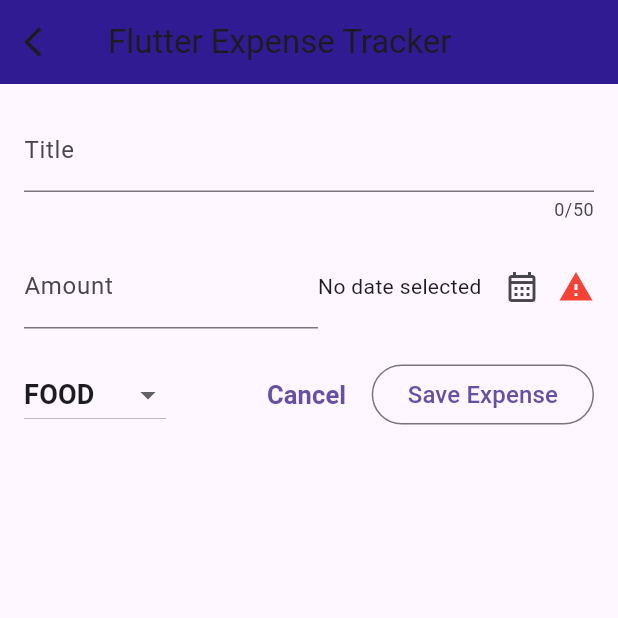
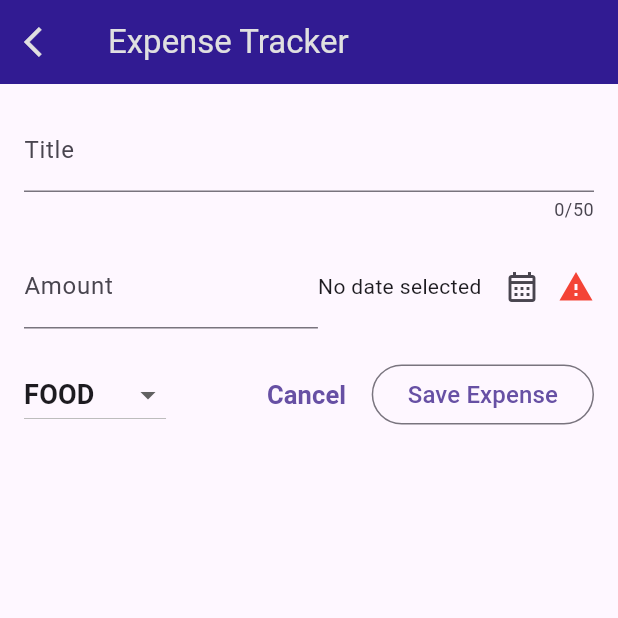
Before and after one commit to ahmedkamal22/Expense_Tracker, a Flutter app: the screen it shows after launch, after a tap on the "add" icon, on a phone screen of 412 x 824 dp, the top half of it. Run offline on Flutter 3.47's test engine with Material 3 defaults, Android fonts, the phone set to English and light mode, and no system bars; our stand-ins replace bloc, conditional_builder_null_safety, dio, flutter_bloc, fluttertoast, shared_preferences.

Commit message:
new update

```diff
--- a/lib/modules/expense.dart
+++ b/lib/modules/expense.dart
@@ -54,8 +54,16 @@ class _ExpenseScreenState extends State<ExpenseScreen> {
                   reset;
                   Navigator.pop(context);
                 },
-                icon: const Icon(Icons.arrow_back_ios)),
-            title: const Text("Flutter Expense Tracker"),
+                icon: Icon(
+                  Icons.arrow_back_ios,
+                  color: Colors.grey[300],
+                )),
+            title: Text(
+              "Expense Tracker",
+              style: TextStyle(
+                color: Colors.grey[300],
+              ),
+            ),
           ),
           body: Form(
             key: formKey,
--- a/lib/modules/home_screen.dart
+++ b/lib/modules/home_screen.dart
@@ -64,18 +64,12 @@ class _HomeScreenState extends State<HomeScreen> {
       key: scaffoldKey,
       appBar: AppBar(
         backgroundColor: Colors.deepPurple.shade900,
-        title: const Text("Flutter Expense Tracker"),
-        actions: [
-          IconButton(
-              onPressed: () {
-                navigateTo(
-                    context,
-                    ExpenseScreen(
-                      newExpense: addExpense,
-                    ));
-              },
-              icon: const Icon(Icons.add)),
-        ],
+        title: Text(
+          "Expense Tracker",
+          style: TextStyle(
+            color: Colors.grey[300],
+          ),
+        ),
       ),
       body: Padding(
         padding: const EdgeInsets.all(8.0),
@@ -84,7 +78,7 @@ class _HomeScreenState extends State<HomeScreen> {
           builder: (context) => Column(
             mainAxisAlignment: MainAxisAlignment.center,
             children: [
-              Chart(expenses: expenses),
+              if (expenses.isNotEmpty) Chart(expenses: expenses),
               const SizedBox(
                 height: 10,
               ),
@@ -110,7 +104,8 @@ class _HomeScreenState extends State<HomeScreen> {
           fallback: (context) => Row(
             crossAxisAlignment: CrossAxisAlignment.start,
             children: [
-              Expanded(child: Chart(expenses: expenses)),
+              if (expenses.isNotEmpty)
+                Expanded(child: Chart(expenses: expenses)),
               const SizedBox(
                 width: 10,
               ),
@@ -135,8 +130,20 @@ class _HomeScreenState extends State<HomeScreen> {
           ),
         ),
       ),
+      floatingActionButton: FloatingActionButton(
+        onPressed: () {
+          navigateTo(
+              context,
+              ExpenseScreen(
+                newExpense: addExpense,
+              ));
+        },
+        backgroundColor: Colors.blue,
+        child: const Icon(Icons.add),
+      ),
     );
   }
+
   Widget defaultItem(context, ExpenseModel expense) => Dismissible(
         key: Key(expense.id!),
         background: Container(
--- a/lib/shared/components/components.dart
+++ b/lib/shared/components/components.dart
@@ -3,12 +3,38 @@ import 'package:fluttertoast/fluttertoast.dart';
 
 navigateTo(context, widget) => Navigator.push(
       context,
-      MaterialPageRoute(builder: (context) => widget),
+      PageRouteBuilder(
+          pageBuilder: (context, animation, secondaryAnimation) => widget,
+          transitionsBuilder: (context, animation, secondaryAnimation, child) {
+            const begin = Offset(1.0, 0.0);
+            const end = Offset.zero;
+            const curve = Curves.easeInOut;
+            var tween =
+                Tween(begin: begin, end: end).chain(CurveTween(curve: curve));
+            var offsetAnimation = animation.drive(tween);
+            return SlideTransition(
+              position: offsetAnimation,
+              child: child,
+            );
+          }),
     );
 
 navigateAndFinish(context, widget) => Navigator.pushAndRemoveUntil(
-      context,
-      MaterialPageRoute(builder: (context) => widget),
+  context,
+      PageRouteBuilder(
+          pageBuilder: (context, animation, secondaryAnimation) => widget,
+          transitionsBuilder: (context, animation, secondaryAnimation, child) {
+            const begin = Offset(1.0, 0.0);
+            const end = Offset.zero;
+            const curve = Curves.easeInOut;
+            var tween =
+                Tween(begin: begin, end: end).chain(CurveTween(curve: curve));
+            var offsetAnimation = animation.drive(tween);
+            return SlideTransition(
+              position: offsetAnimation,
+              child: child,
+            );
+          }),
       (route) => false,
     );
 
```
Also changed, not shown: pubspec.lock, 1 other file.
